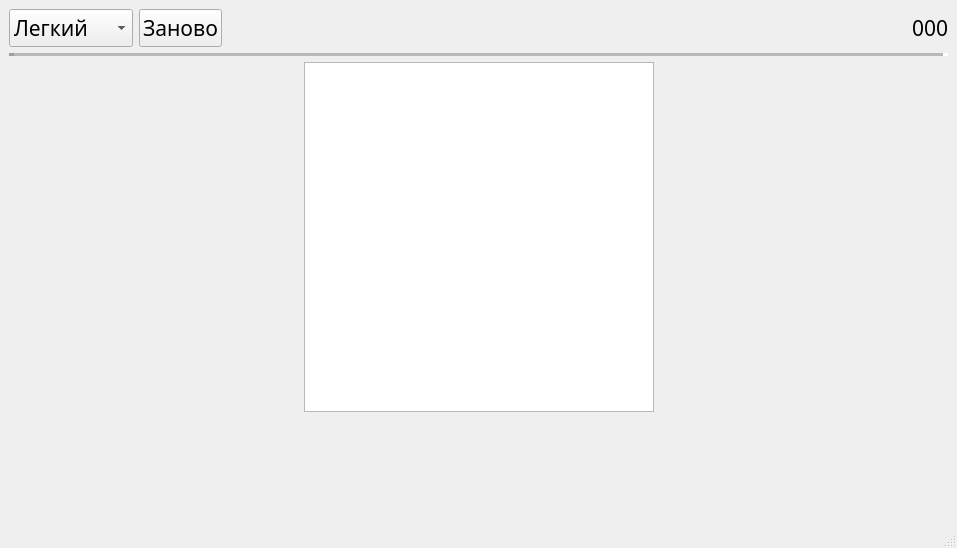
First picture: the form in ui/game_field.ui, repository pavelkhoner/Saper, before the edit.
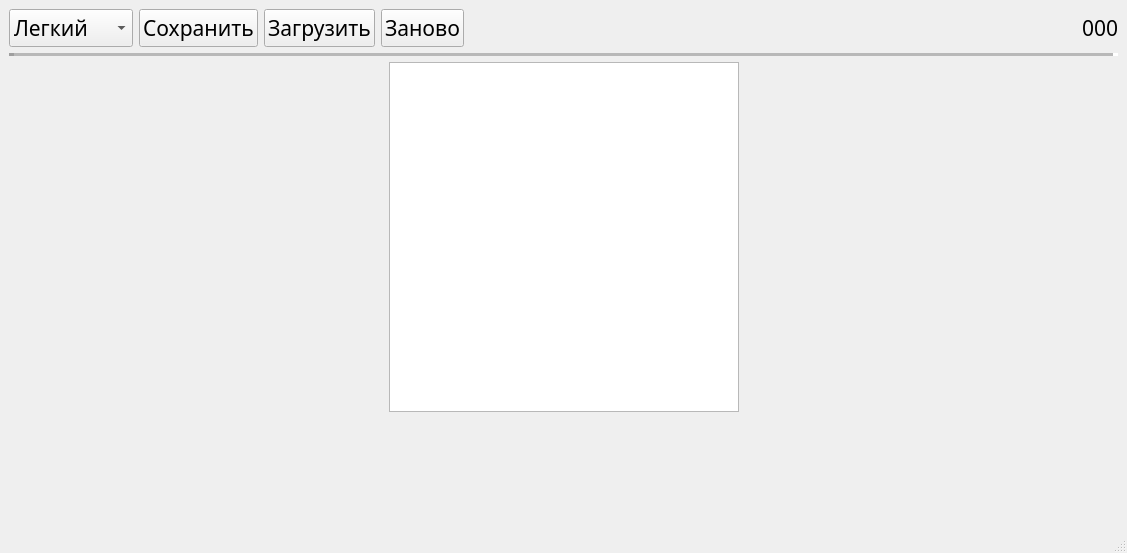
Second picture: the form after the edit.

The edit to the form file:
```diff
--- a/ui/game_field.ui
+++ b/ui/game_field.ui
@@ -6,8 +6,8 @@
    <rect>
     <x>0</x>
     <y>0</y>
-    <width>957</width>
-    <height>548</height>
+    <width>1127</width>
+    <height>553</height>
    </rect>
   </property>
   <property name="font">
@@ -44,6 +44,20 @@
           </item>
          </widget>
         </item>
+        <item>
+         <widget class="QPushButton" name="pushButton_2">
+          <property name="text">
+           <string>Сохранить</string>
+          </property>
+         </widget>
+        </item>
+        <item>
+         <widget class="QPushButton" name="pushButton_3">
+          <property name="text">
+           <string>Загрузить</string>
+          </property>
+         </widget>
+        </item>
         <item>
          <widget class="QPushButton" name="pushButton">
           <property name="text">
```
Left out of the diff: 2 changed lines with no effect on the pictures.
